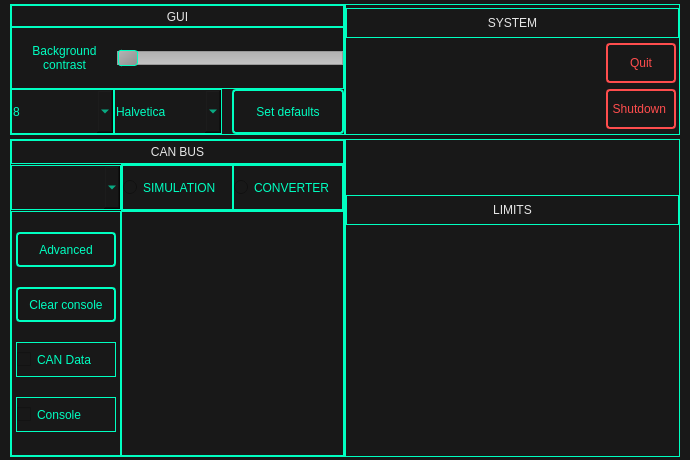
The window that ui/settings.ui (rozkalibrowany/vocc) describes before a commit, drawn with Qt 5.
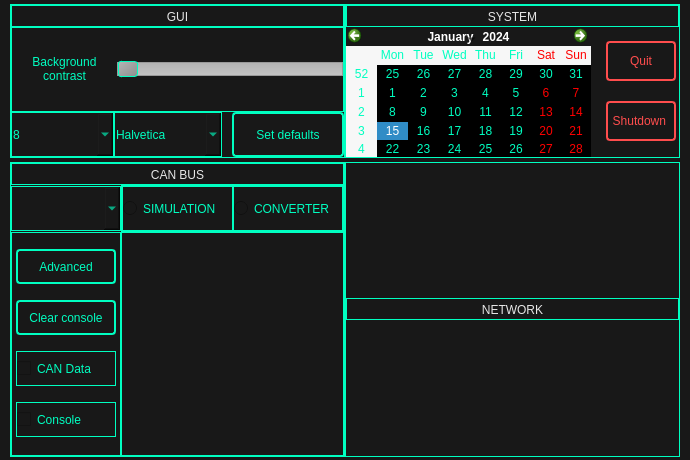
The same window after the commit.

Commit message: Calendar in settings

What changed in the file:
```diff
--- a/ui/settings.ui
+++ b/ui/settings.ui
@@ -99,7 +99,7 @@
              <property name="maximumSize">
               <size>
                <width>16777215</width>
-               <height>30</height>
+               <height>22</height>
               </size>
              </property>
              <property name="styleSheet">
@@ -681,7 +681,7 @@
              <property name="maximumSize">
               <size>
                <width>16777215</width>
-               <height>30</height>
+               <height>22</height>
               </size>
              </property>
              <layout class="QVBoxLayout" name="verticalLayout_6">
@@ -721,7 +721,7 @@
 color: #e6e6e6;</string>
                 </property>
                 <property name="text">
-                 <string>LIMITS</string>
+                 <string>NETWORK</string>
                 </property>
                 <property name="alignment">
                  <set>Qt::AlignCenter</set>
@@ -732,24 +732,7 @@
             </widget>
            </item>
            <item>
-            <layout class="QVBoxLayout" name="verticalLayout_5">
-             <item>
-              <spacer name="verticalSpacer_3">
-               <property name="orientation">
-                <enum>Qt::Vertical</enum>
-               </property>
-               <property name="sizeType">
-                <enum>QSizePolicy::Fixed</enum>
-               </property>
-               <property name="sizeHint" stdset="0">
-                <size>
-                 <width>18</width>
-                 <height>175</height>
-                </size>
-               </property>
-              </spacer>
-             </item>
-            </layout>
+            <layout class="QVBoxLayout" name="verticalLayout_5"/>
            </item>
           </layout>
          </widget>
@@ -761,7 +744,7 @@
     <item row="0" column="0">
      <layout class="QVBoxLayout" name="verticalLayout_10">
       <property name="spacing">
-       <number>2</number>
+       <number>0</number>
       </property>
       <item>
        <layout class="QHBoxLayout" name="horizontalLayout_10">
@@ -1212,7 +1195,7 @@
           </property>
           <layout class="QVBoxLayout" name="verticalLayout_11">
            <property name="spacing">
-            <number>2</number>
+            <number>0</number>
            </property>
            <property name="leftMargin">
             <number>0</number>
@@ -1228,15 +1211,21 @@
            </property>
            <item>
             <widget class="QFrame" name="verticalFrame_3">
+             <property name="minimumSize">
+              <size>
+               <width>0</width>
+               <height>22</height>
+              </size>
+             </property>
              <property name="maximumSize">
               <size>
                <width>16777215</width>
-               <height>30</height>
+               <height>22</height>
               </size>
              </property>
              <layout class="QVBoxLayout" name="verticalLayout_4">
               <property name="spacing">
-               <number>2</number>
+               <number>0</number>
               </property>
               <property name="leftMargin">
                <number>0</number>
@@ -1283,8 +1272,14 @@
            </item>
            <item>
             <layout class="QVBoxLayout" name="verticalLayout_3">
+             <property name="spacing">
+              <number>0</number>
+             </property>
              <item>
               <layout class="QVBoxLayout" name="verticalLayout_22">
+               <property name="spacing">
+                <number>0</number>
+               </property>
                <item>
                 <layout class="QHBoxLayout" name="horizontalLayout_11">
                  <property name="spacing">
@@ -1292,18 +1287,46 @@
                  </property>
                  <item>
                   <layout class="QVBoxLayout" name="verticalLayout_30">
+                   <property name="spacing">
+                    <number>0</number>
+                   </property>
+                   <property name="rightMargin">
+                    <number>5</number>
+                   </property>
                    <item>
-                    <spacer name="horizontalSpacer">
-                     <property name="orientation">
-                      <enum>Qt::Horizontal</enum>
-                     </property>
-                     <property name="sizeHint" stdset="0">
+                    <widget class="QFrame" name="frame">
+                     <property name="minimumSize">
                       <size>
-                       <width>40</width>
-                       <height>20</height>
+                       <width>250</width>
+                       <height>130</height>
                       </size>
                      </property>
-                    </spacer>
+                     <property name="styleSheet">
+                      <string notr="true">border: none;</string>
+                     </property>
+                     <property name="frameShape">
+                      <enum>QFrame::StyledPanel</enum>
+                     </property>
+                     <property name="frameShadow">
+                      <enum>QFrame::Raised</enum>
+                     </property>
+                     <widget class="QCalendarWidget" name="calendarWidget">
+                      <property name="geometry">
+                       <rect>
+                        <x>0</x>
+                        <y>0</y>
+                        <width>245</width>
+                        <height>135</height>
+                       </rect>
+                      </property>
+                      <property name="maximumSize">
+                       <size>
+                        <width>16777215</width>
+                        <height>135</height>
+                       </size>
+                      </property>
+                     </widget>
+                    </widget>
                    </item>
                   </layout>
                  </item>
@@ -1312,6 +1335,9 @@
                    <property name="spacing">
                     <number>0</number>
                    </property>
+                   <property name="topMargin">
+                    <number>0</number>
+                   </property>
                    <item>
                     <layout class="QHBoxLayout" name="horizontalLayout_13">
                      <property name="spacing">
```
